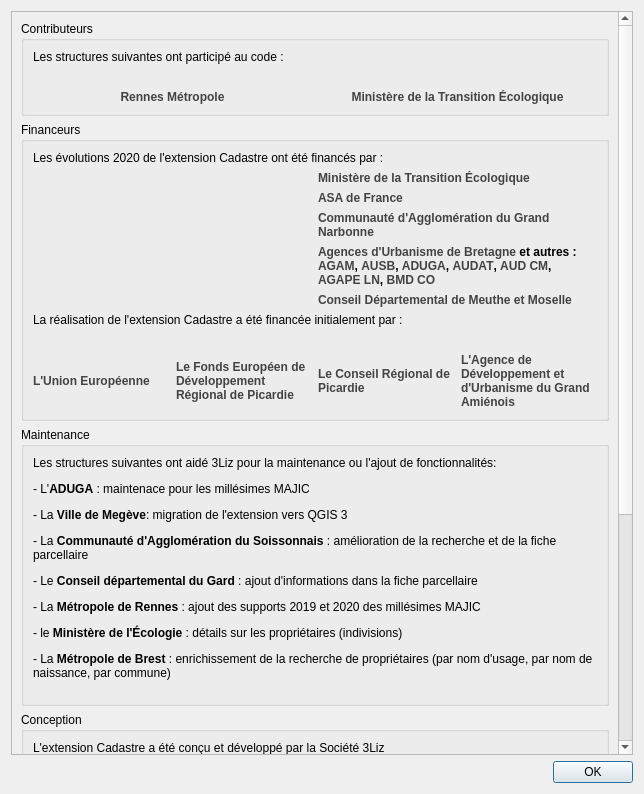
First picture: the form in cadastre/forms/cadastre_about_form.ui, repository 3liz/QgisCadastrePlugin, before the edit.
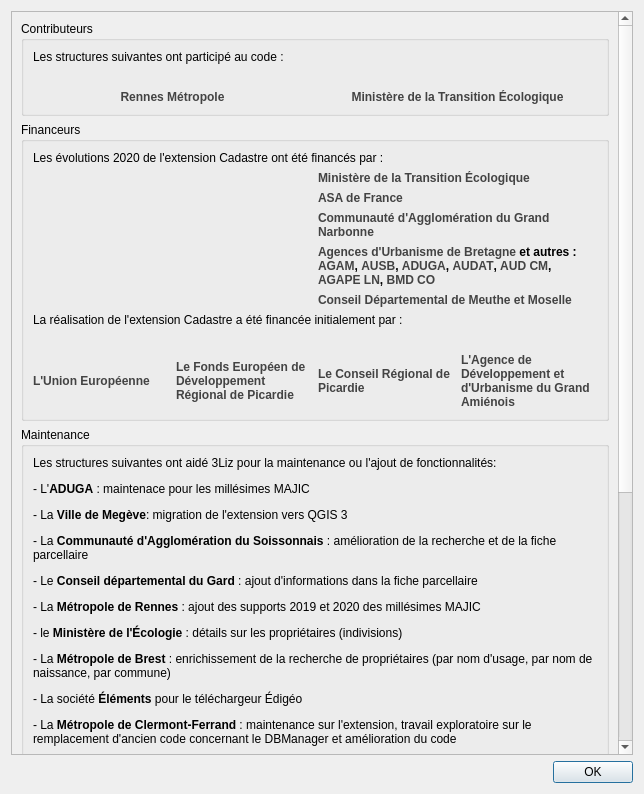
Second picture: the form after the edit.

Commit message: Ajout de la Métropole de Clermond-Ferrand pour un financement

Patch:
```diff
--- a/cadastre/forms/cadastre_about_form.ui
+++ b/cadastre/forms/cadastre_about_form.ui
@@ -474,7 +474,7 @@
           <item>
            <widget class="QLabel" name="label_21">
             <property name="text">
-             <string>&lt;html&gt;&lt;head/&gt;&lt;body&gt;&lt;p&gt;Les structures suivantes ont aidé 3Liz pour la maintenance ou l'ajout de fonctionnalités:&lt;/p&gt;&lt;p&gt;- L'&lt;span style=&quot; font-weight:600;&quot;&gt;ADUGA&lt;/span&gt; : maintenace pour les millésimes MAJIC&lt;/p&gt;&lt;p&gt;- La &lt;span style=&quot; font-weight:600;&quot;&gt;Ville de Megève&lt;/span&gt;: migration de l'extension vers QGIS 3&lt;/p&gt;&lt;p&gt;- La &lt;span style=&quot; font-weight:600;&quot;&gt;Communauté d'Agglomération du Soissonnais&lt;/span&gt; : amélioration de la recherche et de la fiche parcellaire&lt;/p&gt;&lt;p&gt;- Le &lt;span style=&quot; font-weight:600;&quot;&gt;Conseil départemental du Gard&lt;/span&gt; : ajout d'informations dans la fiche parcellaire&lt;/p&gt;&lt;p&gt;- La &lt;span style=&quot; font-weight:600;&quot;&gt;Métropole de Rennes&lt;/span&gt; : ajout des supports 2019 et 2020 des millésimes MAJIC&lt;/p&gt;&lt;p&gt;- le &lt;span style=&quot; font-weight:600;&quot;&gt;Ministère de l'Écologie&lt;/span&gt; : détails sur les propriétaires (indivisions)&lt;/p&gt; - La &lt;span style=&quot; font-weight:600;&quot;&gt;Métropole de Brest&lt;/span&gt; : enrichissement de la recherche de propriétaires (par nom d'usage, par nom de naissance, par commune)&lt;/p&gt;&lt;p&gt;&lt;/body&gt;&lt;/html&gt;</string>
+             <string>&lt;html&gt;&lt;head/&gt;&lt;body&gt;&lt;p&gt;Les structures suivantes ont aidé 3Liz pour la maintenance ou l'ajout de fonctionnalités:&lt;/p&gt;&lt;p&gt;- L'&lt;span style=&quot; font-weight:600;&quot;&gt;ADUGA&lt;/span&gt; : maintenace pour les millésimes MAJIC&lt;/p&gt;&lt;p&gt;- La &lt;span style=&quot; font-weight:600;&quot;&gt;Ville de Megève&lt;/span&gt;: migration de l'extension vers QGIS 3&lt;/p&gt;&lt;p&gt;- La &lt;span style=&quot; font-weight:600;&quot;&gt;Communauté d'Agglomération du Soissonnais&lt;/span&gt; : amélioration de la recherche et de la fiche parcellaire&lt;/p&gt;&lt;p&gt;- Le &lt;span style=&quot; font-weight:600;&quot;&gt;Conseil départemental du Gard&lt;/span&gt; : ajout d'informations dans la fiche parcellaire&lt;/p&gt;&lt;p&gt;- La &lt;span style=&quot; font-weight:600;&quot;&gt;Métropole de Rennes&lt;/span&gt; : ajout des supports 2019 et 2020 des millésimes MAJIC&lt;/p&gt;&lt;p&gt;- le &lt;span style=&quot; font-weight:600;&quot;&gt;Ministère de l'Écologie&lt;/span&gt; : détails sur les propriétaires (indivisions)&lt;/p&gt;&lt;p&gt;- La &lt;span style=&quot; font-weight:600;&quot;&gt;Métropole de Brest&lt;/span&gt; : enrichissement de la recherche de propriétaires (par nom d'usage, par nom de naissance, par commune)&lt;/p&gt;&lt;p&gt;- La société &lt;span style=&quot; font-weight:600;&quot;&gt;Éléments&lt;/span&gt; pour le téléchargeur Édigéo&lt;/p&gt;&lt;p&gt;- La &lt;span style=&quot; font-weight:600;&quot;&gt;Métropole de Clermont-Ferrand &lt;/span&gt;: maintenance sur l'extension, travail exploratoire sur le remplacement d'ancien code concernant le DBManager et amélioration du code&lt;/p&gt;&lt;/body&gt;&lt;/html&gt;</string>
             </property>
             <property name="textFormat">
              <enum>Qt::RichText</enum>
```
The commit also changes 3 other files.
